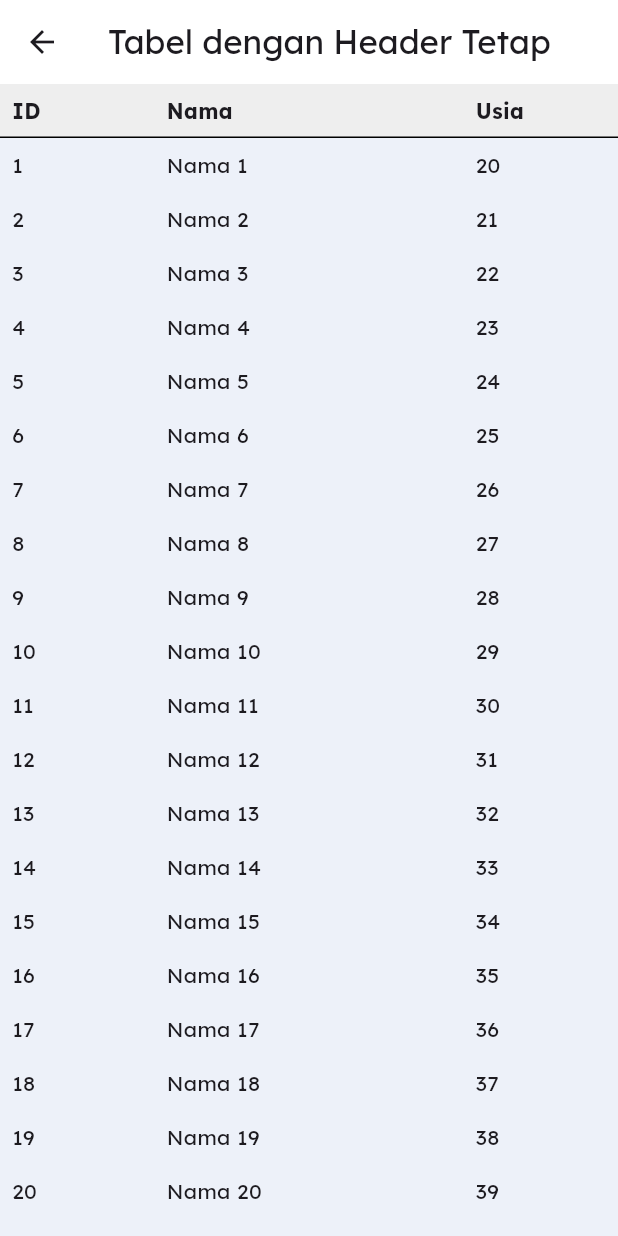
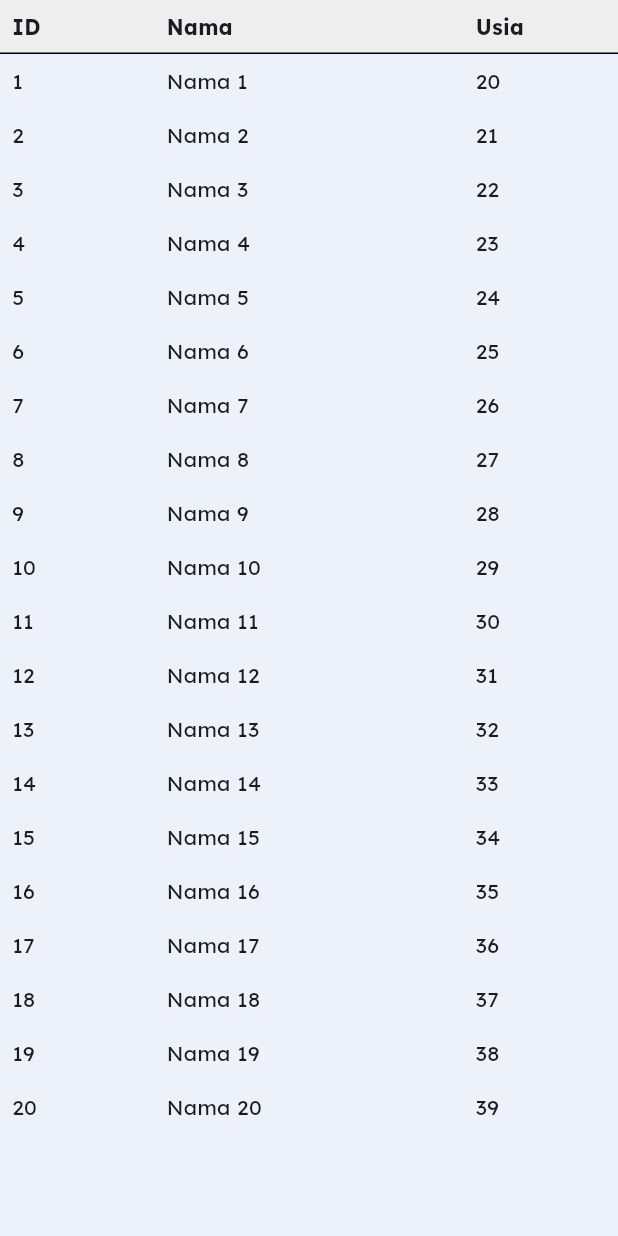
Before and after one commit to yusrondev/kekasir_pos, a Flutter app: the MutationTransactionPage screen opened by its route, on a phone screen of 412 x 824 dp. Run offline on Flutter 3.47's test engine with Material 3 defaults, Android fonts, the phone set to English and light mode, and no system bars; our stand-ins replace flutter_dotenv, gap, google_fonts, image_cropper, image_picker, logger and 2 more; accounts and stored records are empty; network calls fail.

Commit message:
DEV - layout profile

```diff
--- a/lib/pages/profile/index_profile_page.dart
+++ b/lib/pages/profile/index_profile_page.dart
@@ -134,7 +134,7 @@ class _IndexProfilePageState extends State<IndexProfilePage> {
                     Row(
                       children: [
                         Image.asset(
-                          'assets/icons/package.png',
+                          'assets/icons/sparkles.png',
                           width: 20,
                         ),
                         Gap(10),
--- a/lib/pages/transaction/mutation_transaction_page.dart
+++ b/lib/pages/transaction/mutation_transaction_page.dart
@@ -37,12 +37,6 @@ class _MutationTransactionPageState extends State<MutationTransactionPage> {
   @override
   Widget build(BuildContext context) {
     return Scaffold(
-      appBar: AppBar(
-        title: Text('Tabel dengan Header Tetap'),
-        centerTitle: true,
-        backgroundColor: _appBarColor, // Warna berubah saat scroll
-        elevation: 0,
-      ),
       body: Column(
         children: [
           Container(
```
Also changed, not shown: assets/icons/glitter.png (added), assets/icons/sparkles.png (added).
